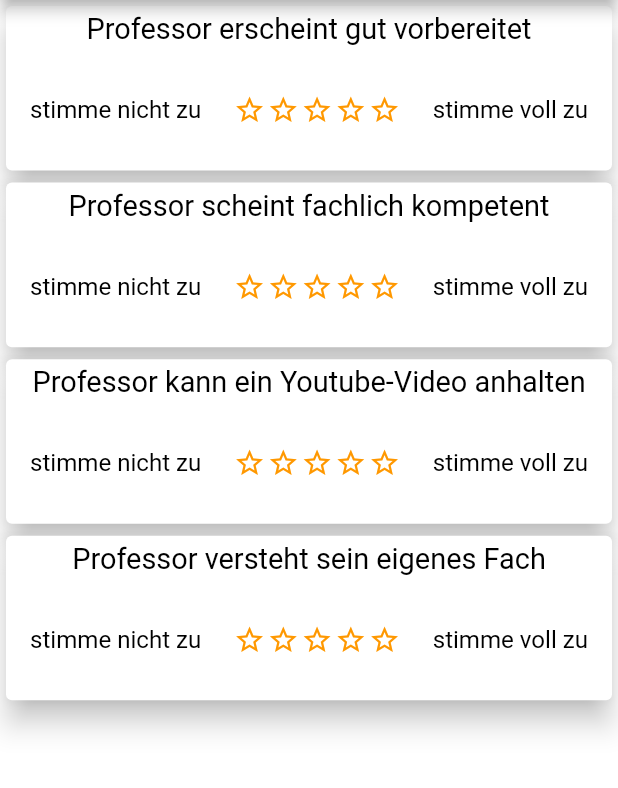
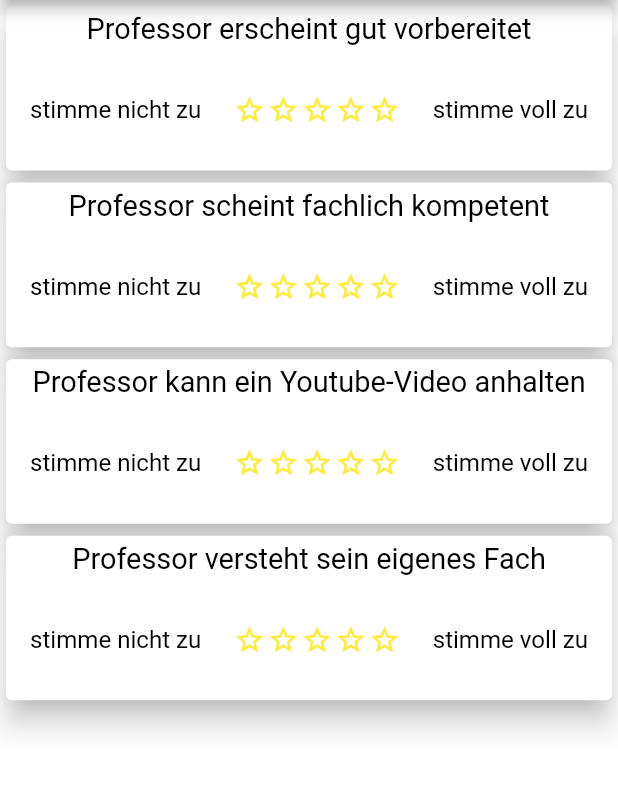
Before and after one commit to AlfredTachi/MyStudyBuddy2020, a Flutter app: the Evaluation screen opened by its route, on a phone screen of 412 x 824 dp, the part 84-872 px from its top. Run offline on Flutter 3.47's test engine with Material 2 defaults, Android fonts, the phone set to English and light mode, and no system bars; drawn by our look-alikes of smooth_star_rating; our stand-ins replace percent_indicator, photo_view, webview_flutter; missing offline and left inert: flutter_plugin_pdf_viewer.

Commit message:
stars are always yellow

```diff
--- a/lib/evaluation/evaluation.dart
+++ b/lib/evaluation/evaluation.dart
@@ -65,6 +65,8 @@ class EvaluationState extends State<Evaluation> {
                                   Padding(
                                       padding: EdgeInsets.only(right: 20.0)),
                                   SmoothStarRating(
+                                    color: Colors.yellow,
+                                    borderColor: Colors.yellow,
                                     rating: ratings[index],
                                     size: 20,
                                     filledIconData: Icons.star,
--- a/lib/theme/theme.dart
+++ b/lib/theme/theme.dart
@@ -39,6 +39,7 @@ import 'package:flutter/material.dart';
     primaryColorBrightness: Brightness.dark,
 
 
+
   );}
 
 
```
